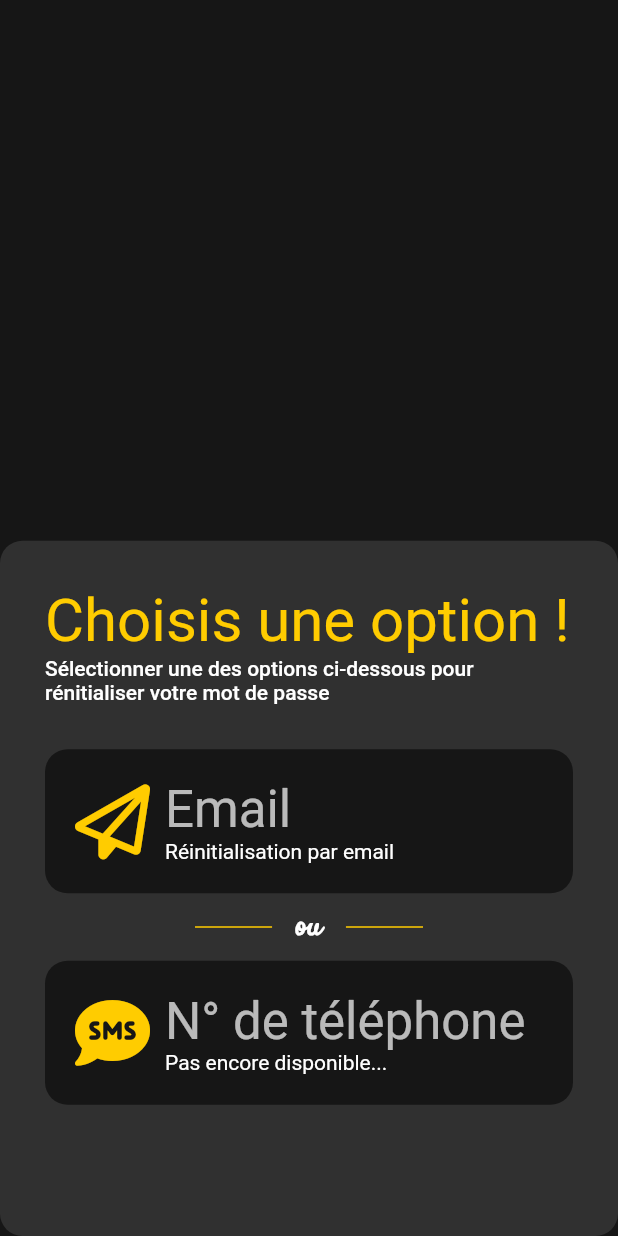
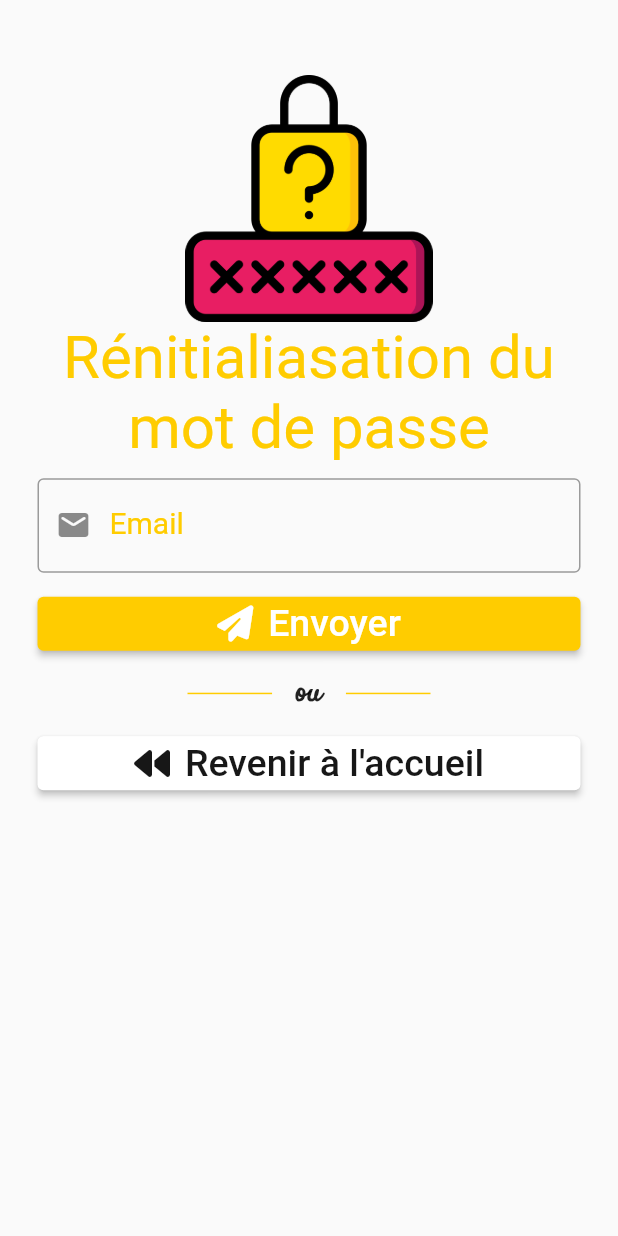
Before and after one commit to jordan-meurant/Synthesis, a Flutter app: what buildModalOptionsForgetPassword() shows on an empty page, opened directly, after a tap on "Email", on a phone screen of 412 x 824 dp. Run offline on Flutter 3.47's test engine with Material 2 defaults, Android fonts, the light colour scheme and no system bars; our stand-ins replace carousel_slider, dropdown_button2, font_awesome_flutter, liquid_swipe, smooth_page_indicator; missing offline and left inert: avatars, image_card; Roboto replaces fonts that are missing (patrick).

```diff
--- a/lib/features/authentication/screens/forget_password/forget_password_screen.dart
+++ b/lib/features/authentication/screens/forget_password/forget_password_screen.dart
@@ -1,6 +1,7 @@
 import 'package:flutter/cupertino.dart';
 import 'package:flutter/material.dart';
 import 'package:font_awesome_flutter/font_awesome_flutter.dart';
+import 'package:synthesis/utils/routes.dart';
 import '../widgets/or_divider_widget.dart';
 import 'forget_password_btn_widget.dart';
 
@@ -33,7 +34,7 @@ class ForgetPasswordScreen extends StatelessWidget {
               title: "Email",
               subTitle: "Réinitialisation par email",
               icon: FontAwesomeIcons.paperPlane,
-              onTap: () {},
+              onTap: () {Navigator.pushNamed(context, resetPasswordByEmailScreen);},
             ),
             const OrDividerWidget(),
             ForgetPasswordBtnWidget(
--- a/lib/features/authentication/screens/login/login_screen.dart
+++ b/lib/features/authentication/screens/login/login_screen.dart
@@ -1,6 +1,5 @@
 import 'package:flutter/cupertino.dart';
 import 'package:flutter/material.dart';
-import 'package:font_awesome_flutter/font_awesome_flutter.dart';
 import 'package:synthesis/features/authentication/screens/widgets/or_divider_widget.dart';
 import 'package:synthesis/links/link.dart';
 
@@ -33,6 +32,7 @@ class _LoginScreenState extends State<LoginScreen> {
       decoration: TextDecoration.none,
     );
     return Scaffold(
+      backgroundColor: CupertinoColors.darkBackgroundGray,
       body: SafeArea(
         minimum: const EdgeInsets.symmetric(horizontal: 25),
         child: SingleChildScrollView(
--- a/lib/features/authentication/screens/on_boarding/on_boarding_page_widget.dart
+++ b/lib/features/authentication/screens/on_boarding/on_boarding_page_widget.dart
@@ -10,7 +10,6 @@ class OnBoardingPage extends StatelessWidget {
 
   @override
   Widget build(BuildContext context) {
-    final height = MediaQuery.of(context).size.height;
     return Container(
       width: MediaQuery.of(context).size.width,
       padding: const EdgeInsets.symmetric(horizontal: 20,vertical: 50),
@@ -18,7 +17,7 @@ class OnBoardingPage extends StatelessWidget {
       child: Column(
         mainAxisAlignment: MainAxisAlignment.spaceEvenly,
         children: [
-          Image.asset(model.image, height: height * 0.2,),
+          Image.asset(model.image, height: MediaQuery.of(context).size.height * 0.2),
           Column(
             children: [
               Text(
--- /dev/null
+++ b/lib/features/authentication/screens/reset_password/reset_password_by_email_screen.dart
@@ -0,0 +1,109 @@
+import 'package:flutter/cupertino.dart';
+import 'package:flutter/material.dart';
+import 'package:font_awesome_flutter/font_awesome_flutter.dart';
+
+import '../../../../constants/colors.dart';
+import '../../../../utils/routes.dart';
+import '../widgets/or_divider_widget.dart';
+
+class ResetPasswordByEmailScreen extends StatelessWidget {
+  const ResetPasswordByEmailScreen({Key? key}) : super(key: key);
+
+  @override
+  Widget build(BuildContext context) {
+    const kBigLink = TextStyle(
+      color: kPrimaryColor,
+      fontSize: 20,
+      fontStyle: FontStyle.italic,
+      decoration: TextDecoration.none,
+    );
+    const kFormText = TextStyle(
+      color: CupertinoColors.systemGrey4,
+      fontSize: 20,
+      decoration: TextDecoration.none,
+    );
+    return Scaffold(
+      body: SafeArea(
+        minimum: const EdgeInsets.symmetric(horizontal: 25),
+        child: SingleChildScrollView(
+          padding: const EdgeInsets.symmetric(vertical: 50),
+          child: Column(
+            mainAxisAlignment: MainAxisAlignment.center,
+            crossAxisAlignment: CrossAxisAlignment.center,
+            children: [
+              Image.asset("assets/img/password.png",
+                  height: MediaQuery.of(context).size.height * 0.2),
+              Text(
+                "Rénitialiasation du mot de passe",
+                style: Theme.of(context).textTheme.headline3,
+                textAlign: TextAlign.center,
+              ),
+              const SizedBox(
+                height: 10,
+              ),
+              Form(
+                child: TextFormField(
+                  decoration: const InputDecoration(
+                    label: Text("Email"),
+                    prefixIcon: Icon(Icons.mail_rounded),
+                  ),
+                ),
+              ),
+              const SizedBox(
+                height: 10,
+              ),
+              ElevatedButton(
+                  onPressed: () {},
+                  child: Row(
+                    mainAxisAlignment: MainAxisAlignment.center,
+                    children: const [
+                      Icon(
+                        // <-- Icon
+                        FontAwesomeIcons.solidPaperPlane,
+                        color: Colors.white,
+                      ),
+                      Padding(
+                        padding: EdgeInsets.only(left: 10),
+                        child: Text(
+                          'Envoyer',
+                          style: TextStyle(
+                              fontSize: 25,
+                              color: Colors.white,
+                              fontWeight: FontWeight.w500,
+                              fontFamily: 'patrick'),
+                        ),
+                      )
+                    ],
+                  )),
+              const OrDividerWidget(),
+              ElevatedButton(
+                  style: ElevatedButton.styleFrom(
+                      backgroundColor: CupertinoColors.white),
+                  onPressed: () {
+                    Navigator.pushNamed(context, onBoardingScreen);
+                  },
+                  child: Row(
+                    mainAxisAlignment: MainAxisAlignment.center,
+                    children: const [
+                      Icon(FontAwesomeIcons.backward,
+                          color: CupertinoColors.darkBackgroundGray),
+                      Padding(
+                        padding: EdgeInsets.only(left: 10),
+                        child: Text(
+                          "Revenir à l'accueil",
+                          style: TextStyle(
+                              fontSize: 25,
+                              color: CupertinoColors.darkBackgroundGray,
+                              fontWeight: FontWeight.w500,
+                              fontFamily: 'patrick'),
+                        ),
+                      )
+                    ],
+                  )),
+            ],
+          ),
+        ),
+      ),
+    );
+  }
+}
--- a/lib/utils/routes.dart
+++ b/lib/utils/routes.dart
@@ -1,3 +1,6 @@
 const registerScreen = '/register';
 const onBoardingScreen = '/';
 const loginScreen = '/login';
+const resetPasswordByEmailScreen = '/resetPwdByEmail';
+const homeScreen = '/home';
+const courseScreen = '/course';
--- a/lib/utils/theme.dart
+++ b/lib/utils/theme.dart
@@ -12,7 +12,7 @@ class TAppTheme {
   static ThemeData lightTheme = ThemeData(
     brightness: Brightness.light,
     fontFamily: "patrick",
-    colorScheme:  ColorScheme.light(
+    colorScheme:  const ColorScheme.light(
       primary: kPrimaryColor,
     ),
     textTheme: TTextTheme.lightTextTheme,
@@ -23,12 +23,12 @@ class TAppTheme {
   );
 
   static ThemeData darkTheme = ThemeData(
+    scaffoldBackgroundColor: CupertinoColors.darkBackgroundGray,
     primaryColorDark: CupertinoColors.systemRed,
       brightness: Brightness.dark,
       fontFamily: "patrick",
-      colorScheme:  ColorScheme.dark(
+      colorScheme:  const ColorScheme.dark(
         primary: kPrimaryColor,
-
       ),
       textTheme: TTextTheme.darkTextTheme,
     iconTheme: const IconThemeData(
--- a/pubspec.yaml
+++ b/pubspec.yaml
@@ -50,6 +50,10 @@ dev_dependencies:
   liquid_swipe: ^3.0.0
   smooth_page_indicator: ^1.0.0+2
   font_awesome_flutter: ^10.2.1
+  carousel_slider: ^4.1.1
+  image_card: ^0.0.4
+  avatars: ^3.0.2
+  dropdown_button2: ^1.9.1
 
 # For information on the generic Dart part of this file, see the
 # following page: https://dart.dev/tools/pub/pubspec
```
Also changed, not shown: lib/features/authentication/screens/on_boarding/on_boarding_screen.dart (+12 -10 lines), lib/features/group/course_screen.dart (added, +205 -0 lines), lib/features/group/group_selection_btn_widget.dart (added, +82 -0 lines), lib/features/group/home_screen.dart (added, +158 -0 lines), lib/main.dart (+8 -2 lines), assets/icons/icon-add-file.png (added), assets/icons/icon-add-notes.png (added), assets/img/file.png (added), assets/img/note.png (added), assets/img/password.png (added), pubspec.lock, 6 other files.
